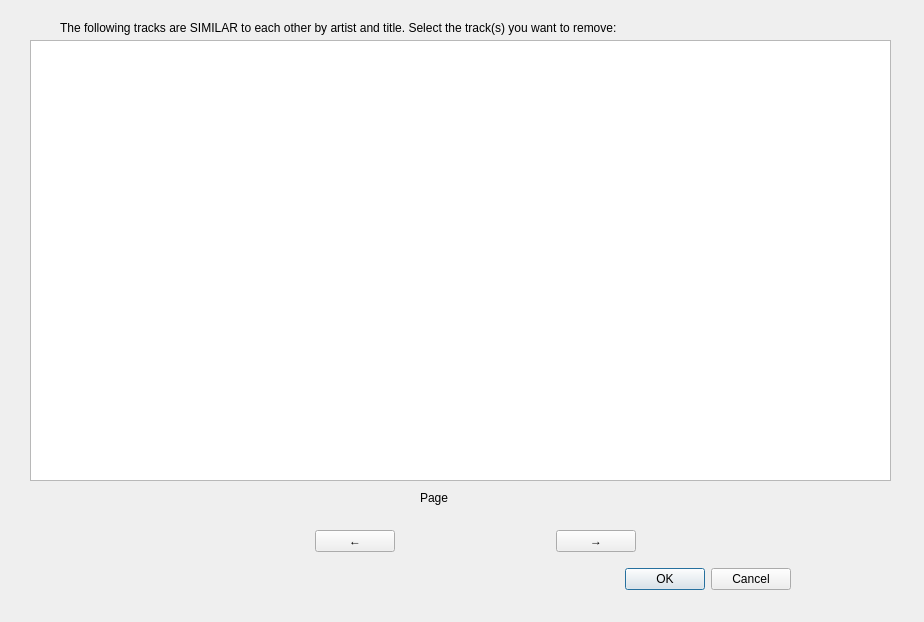
Qt form gui/src/main/resources/checkbox_track_listing.ui (apastel/ytmusic-deleter) before a commit.
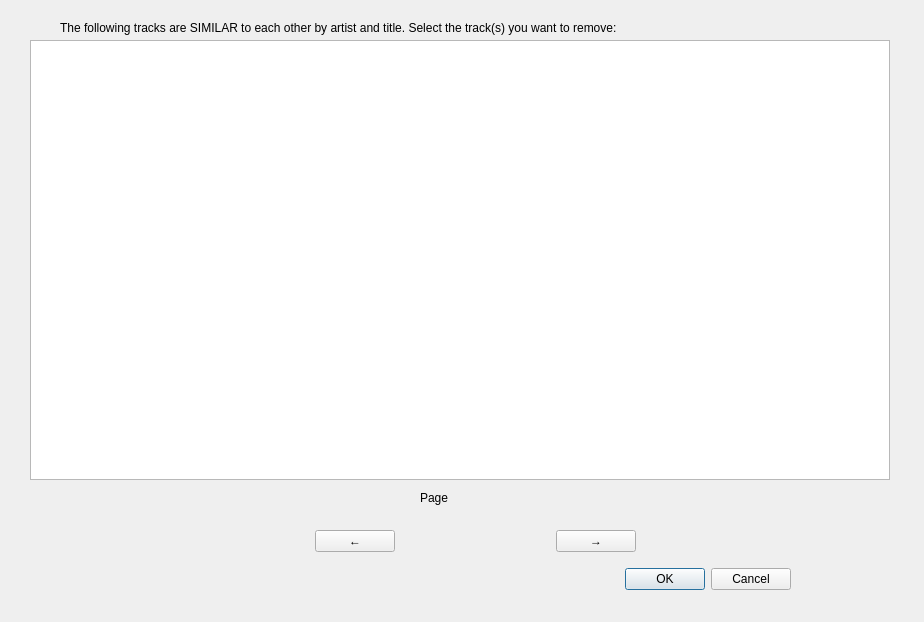
The same form after that commit.

Commit message:
feat (gui): create new widget that updates artwork/type
Used by both kinds of tracklist tables

What changed in the file:
```diff
--- a/gui/src/main/resources/checkbox_track_listing.ui
+++ b/gui/src/main/resources/checkbox_track_listing.ui
@@ -73,8 +73,8 @@
     <rect>
      <x>30</x>
      <y>40</y>
-     <width>861</width>
-     <height>441</height>
+     <width>860</width>
+     <height>440</height>
     </rect>
    </property>
   </widget>
```
The commit also changes 7 other files.
